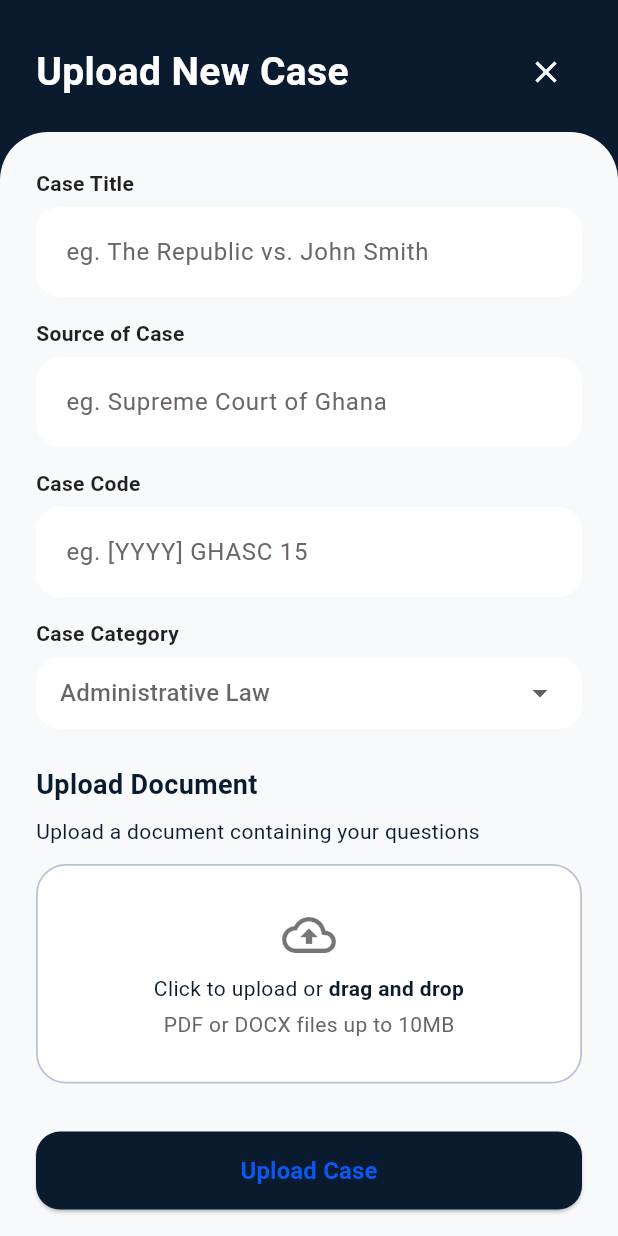
After one commit to sarkodieandy/lexgo, a Flutter app: the UploadNewCaseScreen screen opened directly, on a phone screen of 412 x 824 dp. The commit adds this screen. Run offline on Flutter 3.47's test engine with Material 3 defaults, Android fonts, the phone set to English and light mode, and no system bars; our stand-ins replace file_picker.

Commit message:
Add upload new case flow

```diff
--- a/lib/screens/cases_screen.dart
+++ b/lib/screens/cases_screen.dart
@@ -5,6 +5,7 @@ import '../providers/home_provider.dart';
 import '../theme/app_colors.dart';
 import '../widgets/cases/case_card.dart';
 import '../widgets/navigation/app_bottom_navigation.dart';
+import '../screens/upload_new_case_screen.dart';
 import '../widgets/sidebar.dart';
 
 class CasesScreen extends StatelessWidget {
@@ -17,7 +18,7 @@ class CasesScreen extends StatelessWidget {
       drawer: const Sidebar(),
       backgroundColor: AppColors.brandDark,
       floatingActionButton: FloatingActionButton(
-        onPressed: () {},
+        onPressed: () => _openUploadCase(context),
         backgroundColor: AppColors.brandDark,
         shape: RoundedRectangleBorder(borderRadius: BorderRadius.circular(16)),
         child: const Text(
@@ -68,6 +69,12 @@ class CasesScreen extends StatelessWidget {
           ],
         ),
       ),
+    );
+  }
+
+  void _openUploadCase(BuildContext context) {
+    Navigator.of(context).push(
+      MaterialPageRoute(builder: (_) => const UploadNewCaseScreen()),
     );
   }
 
--- /dev/null
+++ b/lib/screens/upload_new_case_screen.dart
@@ -0,0 +1,296 @@
+import 'package:file_picker/file_picker.dart';
+import 'package:flutter/material.dart';
+
+import '../theme/app_colors.dart';
+
+class UploadNewCaseScreen extends StatefulWidget {
+  const UploadNewCaseScreen({super.key});
+
+  @override
+  State<UploadNewCaseScreen> createState() => _UploadNewCaseScreenState();
+}
+
+class _UploadNewCaseScreenState extends State<UploadNewCaseScreen> {
+  final _formKey = GlobalKey<FormState>();
+  final _titleController = TextEditingController();
+  final _sourceController = TextEditingController();
+  final _codeController = TextEditingController();
+  String? _category;
+  String? _pickedFileName;
+
+  @override
+  void dispose() {
+    _titleController.dispose();
+    _sourceController.dispose();
+    _codeController.dispose();
+    super.dispose();
+  }
+
+  Future<void> _pickDocument() async {
+    final result = await FilePicker.platform.pickFiles(
+      type: FileType.custom,
+      allowedExtensions: const ['pdf', 'docx'],
+      withData: false,
+    );
+    if (result != null && result.files.isNotEmpty) {
+      final file = result.files.first;
+      setState(() {
+        _pickedFileName = file.name;
+      });
+    }
+  }
+
+  void _submitCase() {
+    if (!_formKey.currentState!.validate()) {
+      return;
+    }
+    if (_pickedFileName == null) {
+      ScaffoldMessenger.of(context).showSnackBar(
+        const SnackBar(content: Text('Please upload a document first')),
+      );
+      return;
+    }
+    ScaffoldMessenger.of(context).showSnackBar(
+      const SnackBar(content: Text('Case uploaded successfully')),
+    );
+    Navigator.of(context).pop();
+  }
+
+  @override
+  Widget build(BuildContext context) {
+    return Scaffold(
+      backgroundColor: AppColors.brandDark,
+      body: SafeArea(
+        child: Stack(
+          children: [
+            Positioned.fill(
+              child: Container(
+                color: AppColors.brandDark,
+              ),
+            ),
+            Column(
+              children: [
+                _buildHeader(),
+                Expanded(
+                  child: Container(
+                    decoration: const BoxDecoration(
+                      color: AppColors.surface,
+                      borderRadius: BorderRadius.only(
+                        topLeft: Radius.circular(32),
+                        topRight: Radius.circular(32),
+                      ),
+                    ),
+                    child: SingleChildScrollView(
+                      physics: const BouncingScrollPhysics(),
+                      padding: const EdgeInsets.fromLTRB(24, 24, 24, 32),
+                      child: Form(
+                        key: _formKey,
+                        child: Column(
+                          crossAxisAlignment: CrossAxisAlignment.start,
+                          children: [
+                            _buildField('Case Title', 'eg. The Republic vs. John Smith', _titleController),
+                            const SizedBox(height: 14),
+                            _buildField('Source of Case', 'eg. Supreme Court of Ghana', _sourceController),
+                            const SizedBox(height: 14),
+                            _buildField('Case Code', 'eg. [YYYY] GHASC 15', _codeController),
+                            const SizedBox(height: 14),
+                            _buildCategoryField(),
+                            const SizedBox(height: 24),
+                            _buildDocumentUpload(),
+                            const SizedBox(height: 32),
+                            SizedBox(
+                              width: double.infinity,
+                              height: 52,
+                              child: ElevatedButton(
+                                onPressed: _submitCase,
+                                style: ElevatedButton.styleFrom(
+                                  backgroundColor: AppColors.brandDark,
+                                  shape: RoundedRectangleBorder(
+                                    borderRadius: BorderRadius.circular(16),
+                                  ),
+                                ),
+                                child: const Text(
+                                  'Upload Case',
+                                  style: TextStyle(fontSize: 16, fontWeight: FontWeight.w600),
+                                ),
+                              ),
+                            ),
+                          ],
+                        ),
+                      ),
+                    ),
+                  ),
+                ),
+              ],
+            ),
+          ],
+        ),
+      ),
+    );
+  }
+
+  Widget _buildField(String label, String placeholder, TextEditingController controller) {
+    return Column(
+      crossAxisAlignment: CrossAxisAlignment.start,
+      children: [
+        Text(
+          label,
+          style: const TextStyle(
+            color: Colors.black87,
+            fontWeight: FontWeight.w600,
+          ),
+        ),
+        const SizedBox(height: 6),
+        TextFormField(
+          controller: controller,
+          style: const TextStyle(color: Colors.black87),
+          decoration: InputDecoration(
+            hintText: placeholder,
+            hintStyle: TextStyle(color: AppColors.mutedText),
+            filled: true,
+            fillColor: Colors.white,
+            border: OutlineInputBorder(
+              borderRadius: BorderRadius.circular(16),
+              borderSide: BorderSide.none,
+            ),
+            contentPadding: const EdgeInsets.symmetric(horizontal: 16, vertical: 18),
+          ),
+          validator: (value) => (value?.isEmpty ?? true) ? 'Please fill this field' : null,
+        ),
+      ],
+    );
+  }
+
+  Widget _buildCategoryField() {
+    const categories = [
+      'Administrative Law',
+      'Constitutional Law',
+      'Contract Law',
+      'Criminal Law',
+    ];
+    return Column(
+      crossAxisAlignment: CrossAxisAlignment.start,
+      children: [
+        const Text(
+          'Case Category',
+          style: TextStyle(color: Colors.black87, fontWeight: FontWeight.w600),
+        ),
+        const SizedBox(height: 6),
+        Container(
+          decoration: BoxDecoration(
+            color: Colors.white,
+            borderRadius: BorderRadius.circular(16),
+          ),
+          padding: const EdgeInsets.symmetric(horizontal: 16),
+        child: DropdownButtonFormField<String>(
+          key: ValueKey(_category ?? 'category_selector'),
+          initialValue: _category,
+          decoration: const InputDecoration(border: InputBorder.none),
+          hint: const Text('Administrative Law'),
+          isExpanded: true,
+          items: categories
+              .map((category) => DropdownMenuItem<String>(
+                    value: category,
+                    child: Text(category),
+                  ))
+              .toList(),
+          onChanged: (value) => setState(() => _category = value),
+          validator: (value) => (value == null) ? 'Choose a category' : null,
+        ),
+        ),
+      ],
+    );
+  }
+
+  Widget _buildDocumentUpload() {
+    return Column(
+      crossAxisAlignment: CrossAxisAlignment.start,
+      children: [
+        const Text(
+          'Upload Document',
+          style: TextStyle(fontSize: 18, fontWeight: FontWeight.w600),
+        ),
+        const SizedBox(height: 8),
+        const Text('Upload a document containing your questions'),
+        const SizedBox(height: 12),
+        GestureDetector(
+          onTap: _pickDocument,
+          child: DottedBorderBox(
+            child: Column(
+              mainAxisSize: MainAxisSize.min,
+              children: [
+                const Icon(Icons.cloud_upload_outlined, size: 36, color: Colors.black54),
+                const SizedBox(height: 8),
+                const Text.rich(
+                  TextSpan(
+                    text: 'Click to upload',
+                    children: [
+                      TextSpan(text: ' or '),
+                      TextSpan(text: 'drag and drop', style: TextStyle(fontWeight: FontWeight.w600)),
+                    ],
+                  ),
+                  textAlign: TextAlign.center,
+                ),
+                const SizedBox(height: 4),
+                Text(
+                  'PDF or DOCX files up to 10MB',
+                  style: TextStyle(color: AppColors.mutedText),
+                ),
+                if (_pickedFileName != null) ...[
+                  const SizedBox(height: 8),
+                  Text(
+                    _pickedFileName!,
+                    maxLines: 1,
+                    overflow: TextOverflow.ellipsis,
+                    style: const TextStyle(fontWeight: FontWeight.w600),
+                  ),
+                ],
+              ],
+            ),
+          ),
+        ),
+      ],
+    );
+  }
+
+  Widget _buildHeader() {
+    return Container(
+      width: double.infinity,
+      padding: const EdgeInsets.fromLTRB(24, 24, 24, 16),
+      decoration: const BoxDecoration(color: AppColors.brandDark),
+      child: Row(
+        children: [
+          const Text(
+            'Upload New Case',
+            style: TextStyle(color: AppColors.brandWhite, fontSize: 26, fontWeight: FontWeight.w700),
+          ),
+          const Spacer(),
+          IconButton(
+            onPressed: () => Navigator.of(context).pop(),
+            icon: const Icon(Icons.close, color: AppColors.brandWhite),
+          ),
+        ],
+      ),
+    );
+  }
+}
+
+class DottedBorderBox extends StatelessWidget {
+  const DottedBorderBox({super.key, required this.child});
+
+  final Widget child;
+
+  @override
+  Widget build(BuildContext context) {
+    return Container(
+      width: double.infinity,
+      padding: const EdgeInsets.symmetric(horizontal: 16, vertical: 28),
+      decoration: BoxDecoration(
+        color: Colors.white,
+        borderRadius: BorderRadius.circular(20),
+        border: Border.all(color: const Color(0xFFB8C3D7), width: 1.2),
+      ),
+      child: child,
+    );
+  }
+}
--- a/pubspec.yaml
+++ b/pubspec.yaml
@@ -35,6 +35,7 @@ dependencies:
   # Use with the CupertinoIcons class for iOS style icons.
   cupertino_icons: ^1.0.8
   provider: ^6.1.5+1
+  file_picker: ^5.3.0
 
 dev_dependencies:
   flutter_test:
```
Also changed, not shown: pubspec.lock, 6 other files.
